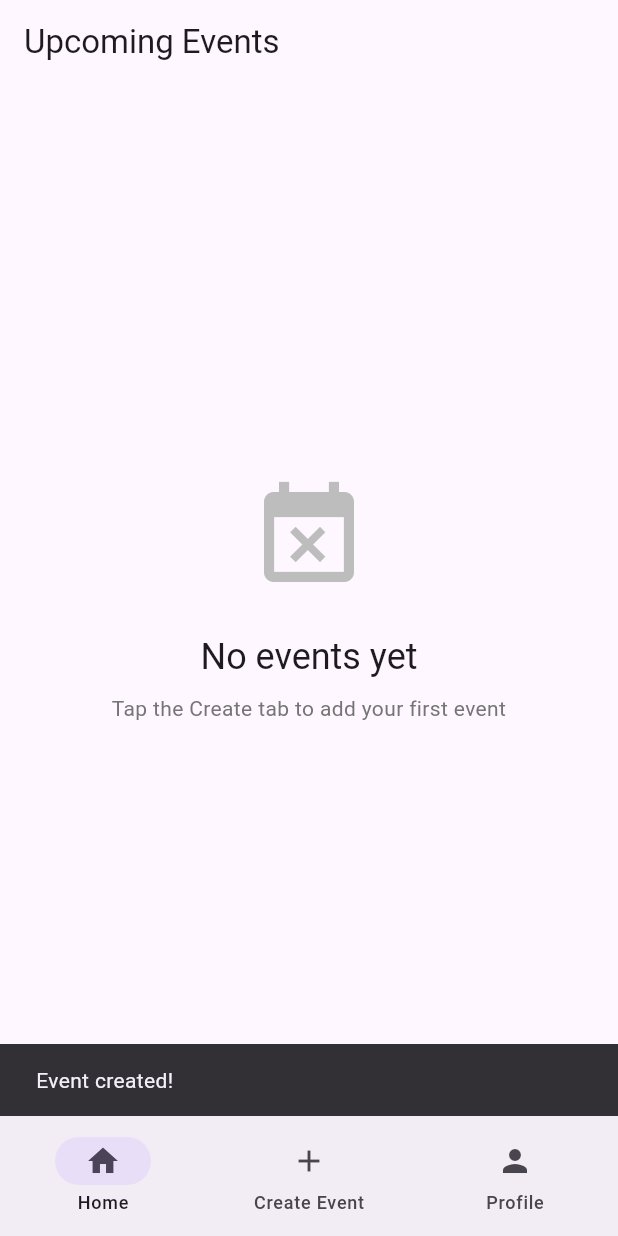
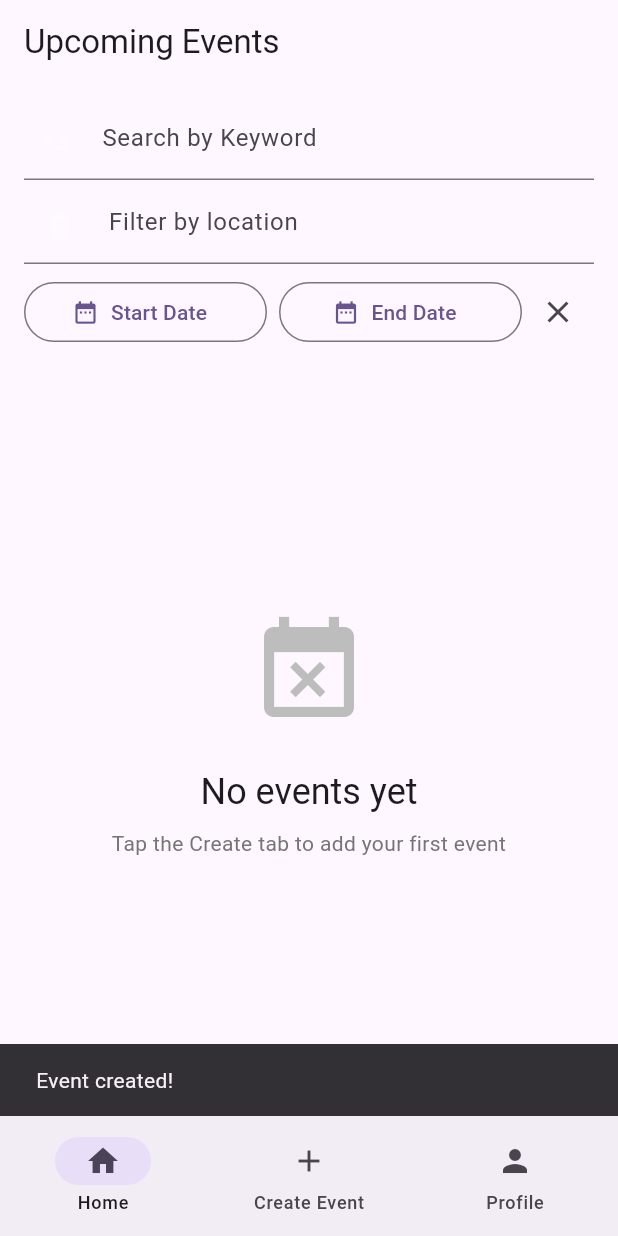
Before and after one commit to Hardeyemmy/yem-events-signature, a Flutter app: the screen it shows once a user with an empty profile is signed in, on a phone screen of 412 x 824 dp. Run offline on Flutter 3.47's test engine with Material 3 defaults, Android fonts, the phone set to English and light mode, and no system bars; our stand-ins replace cloud_firestore, firebase_auth, firebase_core, flutter_riverpod, image_picker, riverpod_annotation; accounts and stored records are empty; generated files the repository leaves out were written again.

Commit message:
Serach bar features added to the homepage

```diff
--- a/lib/features/auth/data/repositories/event_repository.dart
+++ b/lib/features/auth/data/repositories/event_repository.dart
@@ -1,6 +1,7 @@
 import 'package:cloud_firestore/cloud_firestore.dart';
 import '../../../events/domains/models/events.dart';
 import '../../../events/domains/models/atendee.dart';
+import '../../../events/domains/models/event_filter.dart';
 
 class EventRepository {
   EventRepository(this._firestore);
@@ -112,4 +113,50 @@ class EventRepository {
     batch.delete(_eventRef.doc(eventId));
     return batch.commit();
   }
+
+  Stream<List<Event>> watchfilteredEvents(EventFilter filter) {
+    Query<Map<String, dynamic>> query = _firestore.collection('events');
+
+    if (filter.location != null && filter.location!.isNotEmpty) {
+      query = query.where(
+        'location',
+        isGreaterThanOrEqualTo: filter.location,
+        isLessThan: '${filter.location}z',
+      );
+    }
+
+    if (filter.startDate != null) {
+      query = query.where(
+        'date',
+        isGreaterThanOrEqualTo: Timestamp.fromDate(filter.startDate!),
+      );
+    }
+
+    if (filter.endDate != null) {
+      query = query.where(
+        'date',
+        isLessThanOrEqualTo: Timestamp.fromDate(filter.endDate!),
+      );
+    }
+
+    query = query.orderBy('date', descending: false);
+
+    return query.snapshots().map((snapshot) {
+      var events = snapshot.docs
+          .map((doc) => Event.fromFirestore(doc))
+          .toList();
+
+      if (filter.keyword != null && filter.keyword!.isNotEmpty) {
+        final keywordLower = filter.keyword!.toLowerCase();
+        events = events
+            .where(
+              (e) =>
+                  e.title.toLowerCase().contains(keywordLower) ||
+                  e.description.toLowerCase().contains(keywordLower),
+            )
+            .toList();
+      }
+      return events;
+    });
+  }
 }
--- a/lib/features/auth/presentation/Pages/homepage.dart
+++ b/lib/features/auth/presentation/Pages/homepage.dart
@@ -1,6 +1,7 @@
 import 'package:flutter/material.dart';
 import 'package:flutter_riverpod/flutter_riverpod.dart';
 import 'package:intl/intl.dart';
+import '../../presentation/widgets/search_bar.dart';
 import '../../../events/domains/models/events.dart';
 import '../../presentation/providers/event_provider.dart';
 import 'event_details_page.dart';
@@ -10,11 +11,18 @@ class HomePage extends ConsumerWidget {
 
   @override
   Widget build(BuildContext context, WidgetRef ref) {
-    final eventsAsync = ref.watch(eventsStreamProvider);
+    final eventsAsync = ref.watch(filteredEventsProvider);
 
     return Scaffold(
       appBar: AppBar(title: const Text('Upcoming Events')),
-      body: eventsAsync.when(
+      body: Padding(
+        padding: const EdgeInsets.all(16),
+        child: Column(
+          children: [
+            EventSearchBar(),
+            const SizedBox(height: 20),
+            Expanded(
+              child: eventsAsync.when(
                 data: (events) {
                   if (events.isEmpty) {
                     return const _EmptyState();
@@ -36,7 +44,11 @@ class HomePage extends ConsumerWidget {
                   child: Column(
                     mainAxisAlignment: MainAxisAlignment.center,
                     children: [
-              const Icon(Icons.error_outline, size: 48, color: Colors.red),
+                      const Icon(
+                        Icons.error_outline,
+                        size: 48,
+                        color: Colors.red,
+                      ),
                       const SizedBox(height: 16),
                       Text('Failed to load events'),
                       const SizedBox(height: 8),
@@ -51,6 +63,10 @@ class HomePage extends ConsumerWidget {
                       ),
                     ],
                   ),
+                ),
+              ),
+            ),
+          ],
         ),
       ),
     );
--- a/lib/features/auth/presentation/providers/event_provider.dart
+++ b/lib/features/auth/presentation/providers/event_provider.dart
@@ -4,6 +4,7 @@ import 'package:cloud_firestore/cloud_firestore.dart';
 import '../../data/repositories/event_repository.dart';
 import '../../../events/domains/models/events.dart';
 import '../../../events/domains/models/atendee.dart';
+import '../../../events/domains/models/event_filter.dart';
 import '../../../auth/presentation/providers/auth_providers.dart';
 
 final eventRepositoryProvider = Provider<EventRepository>((ref) {
@@ -196,3 +197,46 @@ class EditEventController extends AsyncNotifier<void> {
     );
   }
 }
+
+final eventFilterProvider =
+    NotifierProvider.autoDispose<EventFilterController, EventFilter>(
+      EventFilterController.new,
+    );
+
+final filteredEventsProvider = StreamProvider.autoDispose<List<Event>>((ref) {
+  final filter = ref.watch(eventFilterProvider);
+  final repo = ref.watch(eventRepositoryProvider);
+
+  if (filter.isEmpty) {
+    return repo.watchAllEvents();
+  }
+  return repo.watchfilteredEvents(filter);
+});
+
+final eventFilterControllerProvider =
+    NotifierProvider.autoDispose<EventFilterController, EventFilter>(
+      EventFilterController.new,
+    );
+
+class EventFilterController extends Notifier<EventFilter> {
+  @override
+  EventFilter build() => const EventFilter();
+
+  void setKeyword(String? keyword) {
+    state = state.copyWith(keyword: keyword?.isEmpty == true ? null : keyword);
+  }
+
+  void setLocation(String? location) {
+    state = state.copyWith(
+      location: location?.isEmpty == true ? null : location,
+    );
+  }
+
+  void setDateRange(DateTime? start, DateTime? end) {
+    state = state.copyWith(startDate: start, endDate: end);
+  }
+
+  void clearFilters() {
+    state = const EventFilter();
+  }
+}
--- /dev/null
+++ b/lib/features/auth/presentation/widgets/search_bar.dart
@@ -0,0 +1,97 @@
+import 'package:flutter/material.dart';
+import 'package:intl/intl.dart';
+import 'package:flutter_riverpod/flutter_riverpod.dart';
+import '../providers/event_provider.dart';
+
+class EventSearchBar extends ConsumerWidget {
+  const EventSearchBar({super.key});
+
+  @override
+  Widget build(BuildContext context, WidgetRef ref) {
+    final filter = ref.watch(eventFilterProvider);
+
+    return Column(
+      children: [
+        TextField(
+          decoration: const InputDecoration(
+            hintText: 'Search by Keyword',
+            prefixIcon: Icon(Icons.search),
+            prefixIconColor: Colors.white24,
+          ),
+          onChanged: (value) => ref
+              .read(eventFilterControllerProvider.notifier)
+              .setKeyword(value),
+        ),
+        const SizedBox(height: 8),
+        TextField(
+          decoration: const InputDecoration(
+            hintText: ' Filter by location',
+            prefixIcon: Icon(Icons.location_on),
+            prefixIconColor: Colors.white24,
+          ),
+          onChanged: (value) => ref
+              .read(eventFilterControllerProvider.notifier)
+              .setKeyword(value),
+        ),
+        const SizedBox(height: 8),
+        Row(
+          children: [
+            Expanded(
+              child: OutlinedButton.icon(
+                icon: const Icon(Icons.date_range),
+                onPressed: () async {
+                  final date = await showDatePicker(
+                    context: context,
+                    initialDate: filter.startDate ?? DateTime.now(),
+                    firstDate: DateTime(2020),
+                    lastDate: DateTime(2030),
+                  );
+                  if (date != null) {
+                    ref
+                        .read(eventFilterControllerProvider.notifier)
+                        .setDateRange(date, filter.endDate);
+                  }
+                },
+                label: Text(
+                  filter.startDate == null
+                      ? 'Start Date'
+                      : DateFormat.yMd().format((filter.startDate!)),
+                ),
+              ),
+            ),
+            const SizedBox(width: 8),
+            Expanded(
+              child: OutlinedButton.icon(
+                icon: const Icon(Icons.date_range),
+                label: Text(
+                  filter.endDate == null
+                      ? 'End Date'
+                      : DateFormat.yMd().format(filter.endDate!),
+                ),
+                onPressed: () async {
+                  final date = await showDatePicker(
+                    context: context,
+                    initialDate: filter.endDate ?? DateTime.now(),
+                    firstDate: filter.startDate ?? DateTime(2020),
+                    lastDate: DateTime(2030),
+                  );
+                  if (date != null) {
+                    ref
+                        .read(eventFilterControllerProvider.notifier)
+                        .setDateRange(filter.startDate, date);
+                  }
+                },
+              ),
+            ),
+            IconButton(
+              icon: const Icon(Icons.clear),
+              onPressed: () => ref
+                  .read(eventFilterControllerProvider.notifier)
+                  .clearFilters(),
+            ),
+          ],
+        ),
+      ],
+    );
+  }
+}
--- /dev/null
+++ b/lib/features/events/domains/models/event_filter.dart
@@ -0,0 +1,33 @@
+class EventFilter {
+  final String? keyword;
+  final String? location;
+  final DateTime? startDate;
+  final DateTime? endDate;
+
+  const EventFilter({
+    this.keyword,
+    this.location,
+    this.startDate,
+    this.endDate,
+  });
+
+  bool get isEmpty =>
+      keyword == null &&
+      location == null &&
+      startDate == null &&
+      endDate == null;
+
+  EventFilter copyWith({
+    String? keyword,
+    String? location,
+    DateTime? startDate,
+    DateTime? endDate,
+  }) {
+    return EventFilter(
+      keyword: keyword ?? this.keyword,
+      location: location ?? this.location,
+      startDate: startDate ?? this.startDate,
+      endDate: endDate ?? this.endDate,
+    );
+  }
+}
```
Lines whose indentation alone changed are shown as unchanged.
